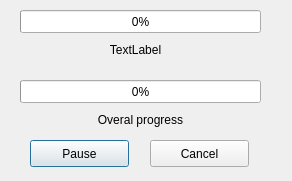
Above: layout_builder/progress.ui from Aspirisha/srtm_layout before the change. Below: the same form after it.
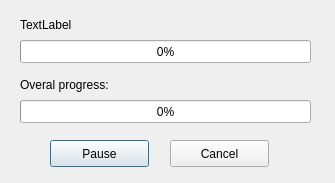
That is the form after the change.

What changed in the file:
```diff
--- a/layout_builder/progress.ui
+++ b/layout_builder/progress.ui
@@ -6,8 +6,8 @@
    <rect>
     <x>0</x>
     <y>0</y>
-    <width>292</width>
-    <height>181</height>
+    <width>335</width>
+    <height>183</height>
    </rect>
   </property>
   <property name="windowTitle">
@@ -20,8 +20,8 @@
    <property name="geometry">
     <rect>
      <x>20</x>
-     <y>10</y>
-     <width>241</width>
+     <y>40</y>
+     <width>291</width>
      <height>23</height>
     </rect>
    </property>
@@ -33,8 +33,8 @@
    <property name="geometry">
     <rect>
      <x>20</x>
-     <y>80</y>
-     <width>241</width>
+     <y>100</y>
+     <width>291</width>
      <height>23</height>
     </rect>
    </property>
@@ -45,7 +45,7 @@
   <widget class="QPushButton" name="pause">
    <property name="geometry">
     <rect>
-     <x>30</x>
+     <x>50</x>
      <y>140</y>
      <width>99</width>
      <height>27</height>
@@ -58,7 +58,7 @@
   <widget class="QPushButton" name="cancel">
    <property name="geometry">
     <rect>
-     <x>150</x>
+     <x>170</x>
      <y>140</y>
      <width>99</width>
      <height>27</height>
@@ -72,8 +72,8 @@
    <property name="geometry">
     <rect>
      <x>20</x>
-     <y>40</y>
-     <width>231</width>
+     <y>15</y>
+     <width>281</width>
      <height>20</height>
     </rect>
    </property>
@@ -81,23 +81,23 @@
     <string>TextLabel</string>
    </property>
    <property name="alignment">
-    <set>Qt::AlignCenter</set>
+    <set>Qt::AlignLeading|Qt::AlignLeft|Qt::AlignVCenter</set>
    </property>
   </widget>
   <widget class="QLabel" name="overall_label">
    <property name="geometry">
     <rect>
-     <x>30</x>
-     <y>110</y>
+     <x>20</x>
+     <y>75</y>
      <width>221</width>
      <height>20</height>
     </rect>
    </property>
    <property name="text">
-    <string>Overal progress</string>
+    <string>Overal progress:</string>
    </property>
    <property name="alignment">
-    <set>Qt::AlignCenter</set>
+    <set>Qt::AlignLeading|Qt::AlignLeft|Qt::AlignVCenter</set>
    </property>
   </widget>
  </widget>
```
Left out of the diff: 18 changed lines with no effect on the pictures.
